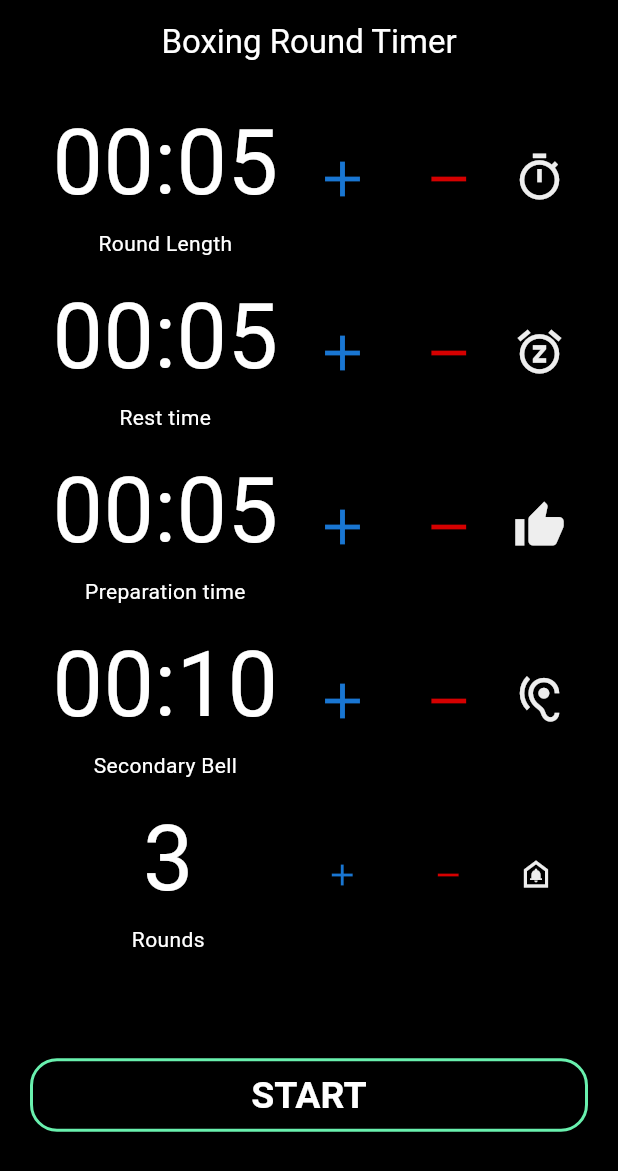
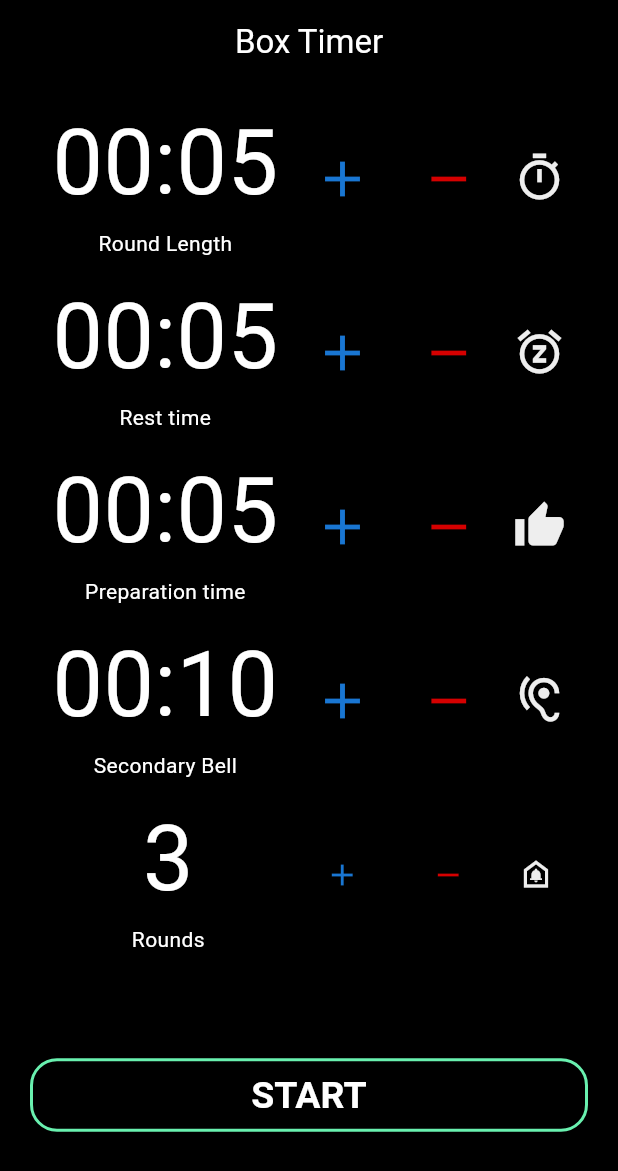
Before and after one commit to LeonardoVelarde/box_round_timer, a Flutter app: the screen it shows after launch, on a phone screen of 412 x 824 dp. Shown: the top 1171 px of the screen. Run offline on Flutter 3.47's test engine with Material 3 defaults, Android fonts, the phone set to English and light mode, and no system bars; our stand-ins replace audioplayers.

Commit message:
Move colors to constants file

```diff
--- a/lib/main.dart
+++ b/lib/main.dart
@@ -2,8 +2,9 @@
 import 'dart:developer' as developer;
 
 import 'package:boxing_round_timer/src/screens/round_timer.dart';
+import 'package:boxing_round_timer/src/utils/box_timer_theme.dart';
 import 'package:flutter/material.dart';
-import 'src/components/timer_input.dart';
+import 'src/widgets/timer_input.dart';
 
 void main() {
   runApp(const MyApp());
@@ -53,10 +54,10 @@ class _MyHomePageState extends State<MyHomePage> {
   Widget build(BuildContext context) {
     return Scaffold(
       appBar: AppBar(
-        title: const Center( child: Text('Boxing Round Timer', style: TextStyle(color: Colors.white))),
-        backgroundColor: Colors.black,
+        title: const Center( child: Text('Box Timer', style: TextStyle(color: TimerSettingsScreenTheme.textColor))),
+        backgroundColor: TimerSettingsScreenTheme.backgroundColor,
       ),
-      backgroundColor: Colors.black,
+      backgroundColor: TimerSettingsScreenTheme.backgroundColor,
       body: Padding(
         padding: const EdgeInsets.symmetric(horizontal: 20.0),
         child: Center(
@@ -128,8 +129,8 @@ class _MyHomePageState extends State<MyHomePage> {
                     children: [
                       Text('$_roundCount',
                           textAlign: TextAlign.center,
-                          style: const TextStyle(fontSize: 60, color: Colors.white)),
-                      const Text('Rounds', style: TextStyle(color: Colors.white)),
+                          style: const TextStyle(fontSize: 60, color: TimerSettingsScreenTheme.textColor)),
+                      const Text('Rounds', style: TextStyle(color: TimerSettingsScreenTheme.textColor)),
                     ],
                   ),
                   const Spacer(
@@ -183,17 +184,17 @@ class _MyHomePageState extends State<MyHomePage> {
                         ),
                         side: const BorderSide(
                           width: 2.0,
-                          color: Colors.greenAccent,
+                          color: TimerSettingsScreenTheme.startButtonOutlineColor,
                         ),
                         elevation: 12.0,
                         textStyle: const TextStyle(
-                            color: Colors.white,
+                            color: TimerSettingsScreenTheme.textColor,
                             fontSize: 20.0,
                             fontWeight: FontWeight.bold),
                       ),
                       child: const Padding(
                         padding: EdgeInsets.symmetric(vertical: 10.0),
-                        child: Text( 'START', style: TextStyle(fontSize: 25.0, color: Colors.white))
+                        child: Text( 'START', style: TextStyle(fontSize: 25.0, color: TimerSettingsScreenTheme.textColor))
                     )),
                 ),
               const Spacer(),
--- a/lib/src/screens/round_timer.dart
+++ b/lib/src/screens/round_timer.dart
@@ -112,7 +112,10 @@ class _RoundTimerState extends State<RoundTimer> with SingleTickerProviderStateM
         _currentTimerMillies = _restLengthInMillies - elapsed.inMilliseconds;
         if (_currentTimerMillies <= 2500 && !_isPlayingRegularBell) {
           _isPlayingRegularBell = true;
-          if (_roundCounter + 1 <= 9){
+          if (_roundCounter + 1 == widget.roundCount){
+            _player.play(AssetSource('ear_stuff/final_round.mp3'));
+          }
+          else if (_roundCounter + 1 <= 9) {
             _player.play(AssetSource('ear_stuff/round_0${_roundCounter + 1}.mp3'));
           }
         }
@@ -196,7 +199,7 @@ class _RoundTimerState extends State<RoundTimer> with SingleTickerProviderStateM
           mainAxisAlignment: MainAxisAlignment.center,
           children: <Widget>[
             Text(
-              'Round $_roundCounter of ${widget.roundCount}',
+              'Round $_roundCounter/${widget.roundCount}',
               style: const TextStyle(color: Colors.white, fontSize: 30),
             ),
             const Spacer(),
@@ -210,7 +213,7 @@ class _RoundTimerState extends State<RoundTimer> with SingleTickerProviderStateM
             const Spacer(),
             Text(
               _getCurrentStateText(),
-              style: const TextStyle(color: Colors.white, fontSize: 30),
+              style: const TextStyle(color: Colors.white, fontSize: 45),
             ),
             const Spacer(),
             Row(
--- /dev/null
+++ b/lib/src/utils/box_timer_theme.dart
@@ -0,0 +1,10 @@
+import 'package:flutter/material.dart';
+
+class TimerSettingsScreenTheme {
+  TimerSettingsScreenTheme._();
+
+  static const Color backgroundColor = Color.fromARGB(255, 0, 0, 0);
+  static const Color borderColor = Color.fromARGB(255, 0, 0, 0);
+  static const Color textColor = Color.fromARGB(255, 255, 255, 255);
+  static const Color startButtonOutlineColor = Color.fromARGB(255, 105, 240, 175);
+}
--- a/lib/src/utils/timer_formatter.dart
+++ b/lib/src/utils/timer_formatter.dart
@@ -1,4 +1,8 @@
+
+
 class TimerFormatter {
+
+  TimerFormatter._();
 
   static String formatFromSeconds(int seconds) {
     if (seconds < 0) return '00:00';
--- a/pubspec.yaml
+++ b/pubspec.yaml
@@ -74,6 +74,7 @@ flutter:
     - assets/ear_stuff/round_07.mp3
     - assets/ear_stuff/round_08.mp3
     - assets/ear_stuff/round_09.mp3
+    - assets/ear_stuff/final_round.mp3
 
   # An image asset can refer to one or more resolution-specific "variants", see
   # https://flutter.dev/assets-and-images/#resolution-aware
```
Also changed, not shown: lib/src/widgets/timer_input.dart (renamed from lib/src/components/timer_input.dart), 1 other file.
